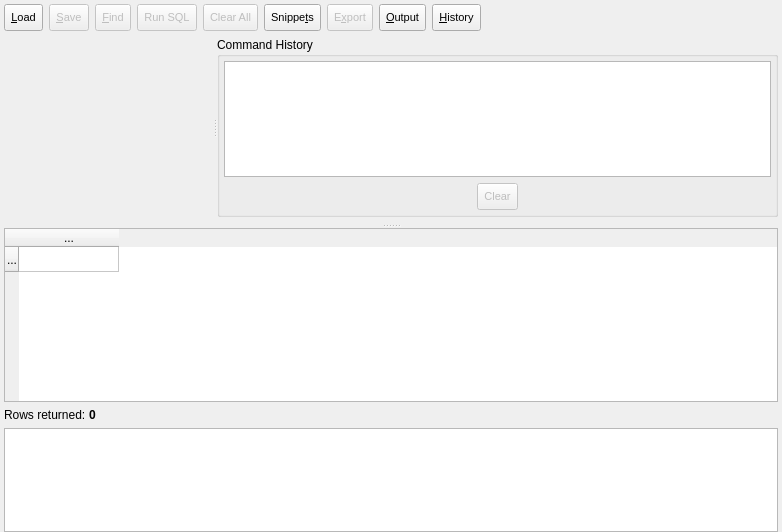
pgmodeler/pgmodeler, file libpgmodeler_ui/ui/sqlexecutionwidget.ui: the form before one commit.
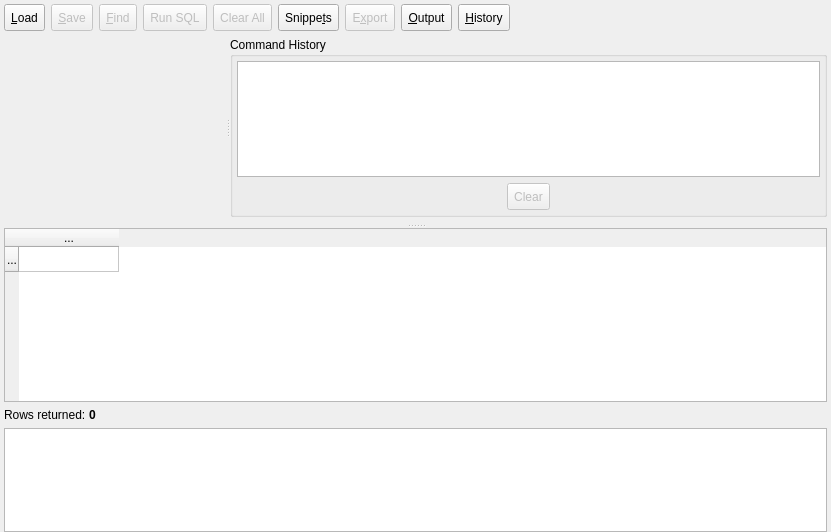
The form after the commit. Icons and pictures are not drawn.

The edit to the form file:
```diff
--- a/libpgmodeler_ui/ui/sqlexecutionwidget.ui
+++ b/libpgmodeler_ui/ui/sqlexecutionwidget.ui
@@ -6,7 +6,7 @@
    <rect>
     <x>0</x>
     <y>0</y>
-    <width>782</width>
+    <width>831</width>
     <height>532</height>
    </rect>
   </property>
@@ -61,11 +61,6 @@
              <height>27</height>
             </size>
            </property>
-           <property name="font">
-            <font>
-             <pointsize>8</pointsize>
-            </font>
-           </property>
            <property name="toolTip">
             <string>Load SQL script</string>
            </property>
@@ -78,8 +73,8 @@
            </property>
            <property name="iconSize">
             <size>
-             <width>20</width>
-             <height>20</height>
+             <width>22</width>
+             <height>22</height>
             </size>
            </property>
            <property name="shortcut">
@@ -107,11 +102,6 @@
              <height>27</height>
             </size>
            </property>
-           <property name="font">
-            <font>
-             <pointsize>8</pointsize>
-            </font>
-           </property>
            <property name="toolTip">
             <string>Save SQL commands</string>
            </property>
@@ -124,8 +114,8 @@
            </property>
            <property name="iconSize">
             <size>
-             <width>20</width>
-             <height>20</height>
+             <width>22</width>
+             <height>22</height>
             </size>
            </property>
            <property name="shortcut">
@@ -156,11 +146,6 @@
              <height>27</height>
             </size>
            </property>
-           <property name="font">
-            <font>
-             <pointsize>8</pointsize>
-            </font>
-           </property>
            <property name="toolTip">
             <string>Search in SQL code</string>
            </property>
@@ -173,8 +158,8 @@
            </property>
            <property name="iconSize">
             <size>
-             <width>20</width>
-             <height>20</height>
+             <width>22</width>
+             <height>22</height>
             </size>
            </property>
            <property name="shortcut">
@@ -211,11 +196,6 @@
              <height>27</height>
             </size>
            </property>
-           <property name="font">
-            <font>
-             <pointsize>8</pointsize>
-            </font>
-           </property>
            <property name="toolTip">
             <string>Run the specified SQL command</string>
            </property>
@@ -228,8 +208,8 @@
            </property>
            <property name="iconSize">
             <size>
-             <width>20</width>
-             <height>20</height>
+             <width>22</width>
+             <height>22</height>
             </size>
            </property>
            <property name="shortcut">
@@ -251,11 +231,6 @@
              <height>27</height>
             </size>
            </property>
-           <property name="font">
-            <font>
-             <pointsize>8</pointsize>
-            </font>
-           </property>
            <property name="toolTip">
             <string>Clear sql input field and results</string>
            </property>
@@ -268,8 +243,8 @@
            </property>
            <property name="iconSize">
             <size>
-             <width>20</width>
-             <height>20</height>
+             <width>22</width>
+             <height>22</height>
             </size>
            </property>
            <property name="toolButtonStyle">
@@ -288,11 +263,6 @@
              <height>27</height>
             </size>
            </property>
-           <property name="font">
-            <font>
-             <pointsize>8</pointsize>
-            </font>
-           </property>
            <property name="toolTip">
             <string>Export results to a CSV file</string>
            </property>
@@ -305,8 +275,8 @@
            </property>
            <property name="iconSize">
             <size>
-             <width>20</width>
-             <height>20</height>
+             <width>22</width>
+             <height>22</height>
             </size>
            </property>
            <property name="shortcut">
@@ -337,11 +307,6 @@
              <height>27</height>
             </size>
            </property>
-           <property name="font">
-            <font>
-             <pointsize>8</pointsize>
-            </font>
-           </property>
            <property name="toolTip">
             <string>Export results to a CSV file</string>
            </property>
@@ -354,8 +319,8 @@
            </property>
            <property name="iconSize">
             <size>
-             <width>20</width>
-             <height>20</height>
+             <width>22</width>
+             <height>22</height>
             </size>
            </property>
            <property name="shortcut">
@@ -383,11 +348,6 @@
              <height>27</height>
             </size>
            </property>
-           <property name="font">
-            <font>
-             <pointsize>8</pointsize>
-            </font>
-           </property>
            <property name="toolTip">
             <string>Toggles the output pane</string>
            </property>
@@ -400,8 +360,8 @@
            </property>
            <property name="iconSize">
             <size>
-             <width>20</width>
-             <height>20</height>
+             <width>22</width>
+             <height>22</height>
             </size>
            </property>
            <property name="shortcut">
@@ -429,11 +389,6 @@
              <height>27</height>
             </size>
            </property>
-           <property name="font">
-            <font>
-             <pointsize>8</pointsize>
-            </font>
-           </property>
            <property name="toolTip">
             <string>Shows the command history</string>
            </property>
@@ -446,8 +401,8 @@
            </property>
            <property name="iconSize">
             <size>
-             <width>20</width>
-             <height>20</height>
+             <width>22</width>
+             <height>22</height>
             </size>
            </property>
            <property name="shortcut">
@@ -596,11 +551,6 @@
                <height>27</height>
               </size>
              </property>
-             <property name="font">
-              <font>
-               <pointsize>8</pointsize>
-              </font>
-             </property>
              <property name="toolTip">
               <string>Clear sql input field and results.</string>
              </property>
@@ -613,8 +563,8 @@
              </property>
              <property name="iconSize">
               <size>
-               <width>20</width>
-               <height>20</height>
+               <width>22</width>
+               <height>22</height>
               </size>
              </property>
              <property name="toolButtonStyle">
```
